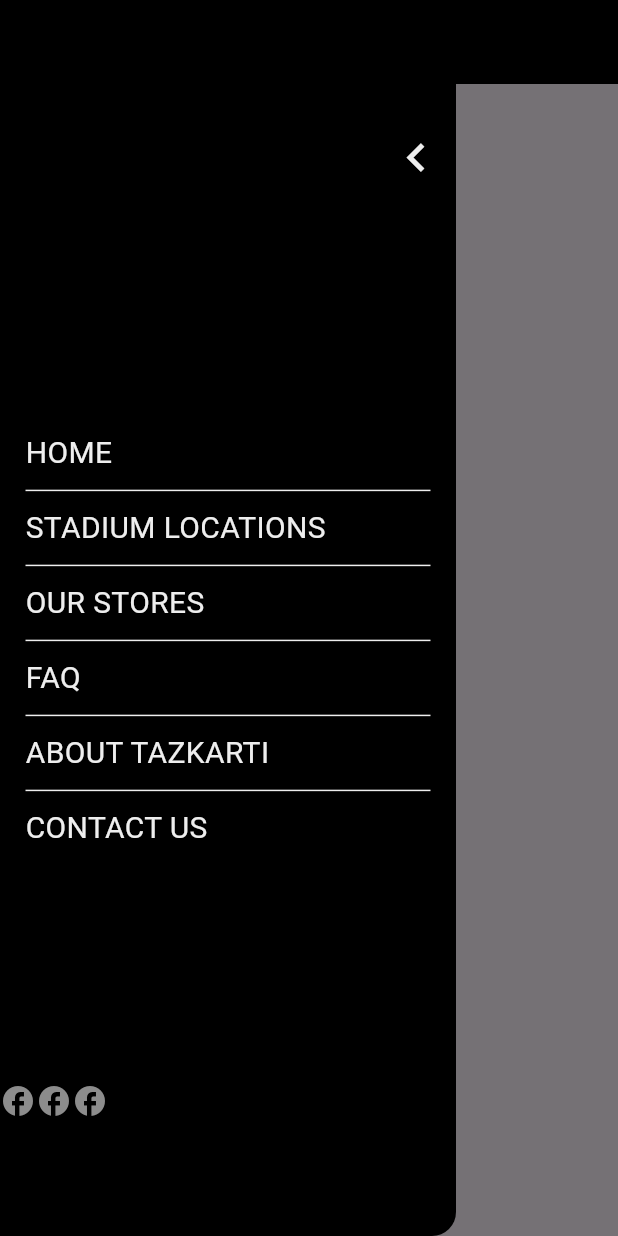
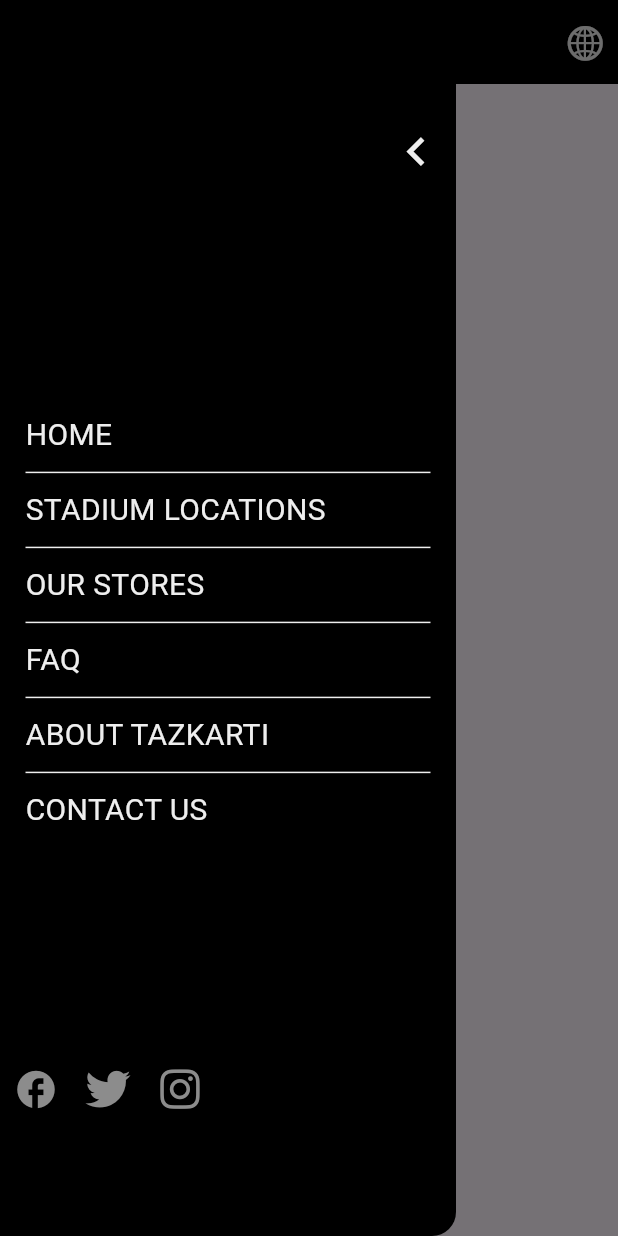
Before and after one commit to kassemdiaa/tazkarti_mobile_app, a Flutter app: the screen it shows after launch, with the side drawer open, on a phone screen of 412 x 824 dp. Run offline on Flutter 3.47's test engine with Material 3 defaults, Android fonts, the phone set to English and light mode, and no system bars; our stand-ins replace flutter_screenutil, font_awesome_flutter.

Commit message:
social media urls

```diff
--- a/lib/features/authentication/login/login_screen.dart
+++ b/lib/features/authentication/login/login_screen.dart
@@ -1,5 +1,6 @@
 import 'package:flutter/cupertino.dart';
 import 'package:flutter/material.dart';
+import 'package:flutter_screenutil/flutter_screenutil.dart';
 import 'package:tazkarti/core/colors/colors.dart';
 import 'package:tazkarti/core/fonts/fonts.dart';
 import 'package:tazkarti/features/sidebar/drawer.dart';
@@ -19,11 +20,16 @@
       key: _scaffoldKey,
       appBar: AppBar(
         backgroundColor: ColorsManeger.black,
+        title: Text('TAZKARTI',style: TextStyle(color: ColorsManeger.green,fontWeight: FontWeight.w700),),
+        actions: [Padding(
+          padding:  EdgeInsets.symmetric(horizontal: 8.w),
+          child: Icon(CupertinoIcons.globe,color: ColorsManeger.white,size: 28,),
+        )],
         leading: IconButton(
           onPressed: () {
             _scaffoldKey.currentState!.openDrawer();
           },
-          icon: Icon(CupertinoIcons.line_horizontal_3,color: ColorsManeger.white,),
+          icon: Icon(CupertinoIcons.line_horizontal_3,color: ColorsManeger.white,size: 26),
         ),
       ),
       drawer: CustomDrawer(),
--- a/lib/features/sidebar/drawer.dart
+++ b/lib/features/sidebar/drawer.dart
@@ -1,8 +1,10 @@
 import 'package:flutter/material.dart';
 import 'package:flutter_screenutil/flutter_screenutil.dart';
+import 'package:font_awesome_flutter/font_awesome_flutter.dart';
 import 'package:tazkarti/core/colors/colors.dart';
 import 'package:tazkarti/core/fonts/fonts.dart';
 import 'package:tazkarti/core/routes/routes.dart';
+import 'package:url_launcher/url_launcher.dart';
 
 class CustomDrawer extends StatefulWidget {
   const CustomDrawer({super.key});
@@ -70,29 +72,63 @@
               SizedBox(height: 10),
               Container(color: ColorsManeger.white, width: 270, height: 1),
               SizedBox(height: 10),
-              InkWell(onTap: () {
-                Navigator.pushNamed(context, RoutesManeger.faqScreen);
-              },child: Text('FAQ', style: FontManeger.eventdetails)),
+              InkWell(
+                onTap: () {
+                  Navigator.pushNamed(context, RoutesManeger.faqScreen);
+                },
+                child: Text('FAQ', style: FontManeger.eventdetails),
+              ),
               SizedBox(height: 10),
               Container(color: ColorsManeger.white, width: 270, height: 1),
               SizedBox(height: 10),
-              InkWell(onTap: () {
-                Navigator.pushNamed(context, RoutesManeger.aboutScreen);
-              },child: Text('ABOUT TAZKARTI', style: FontManeger.eventdetails)),
+              InkWell(
+                onTap: () {
+                  Navigator.pushNamed(context, RoutesManeger.aboutScreen);
+                },
+                child: Text('ABOUT TAZKARTI', style: FontManeger.eventdetails),
+              ),
               SizedBox(height: 10),
               Container(color: ColorsManeger.white, width: 270, height: 1),
               SizedBox(height: 10),
-              InkWell(onTap: () {
-                Navigator.pushNamed(context, RoutesManeger.contactUsScreen);
-              },child: Text('CONTACT US', style: FontManeger.eventdetails)),
+              InkWell(
+                onTap: () {
+                  Navigator.pushNamed(context, RoutesManeger.contactUsScreen);
+                },
+                child: Text('CONTACT US', style: FontManeger.eventdetails),
+              ),
             ],
           ),
           Row(
             mainAxisAlignment: MainAxisAlignment.start,
             children: [
-              Icon(Icons.facebook, color: ColorsManeger.gray),
-              Icon(Icons.facebook, color: ColorsManeger.gray),
-              Icon(Icons.facebook, color: ColorsManeger.gray),
+              IconButton(
+                onPressed: () async {
+                  final url = Uri.parse("https://www.facebook.com/tazkarti");
+
+                  await launchUrl(url, mode: LaunchMode.inAppBrowserView);
+                },
+                icon: Icon(Icons.facebook, color: ColorsManeger.gray,size: 30,),
+              ),
+              IconButton(
+                onPressed: () async {
+                  final url = Uri.parse("https://x.com/Tazkarti");
+
+                  await launchUrl(url, mode: LaunchMode.externalApplication);
+                },
+                icon: Icon(FontAwesomeIcons.twitter, color: ColorsManeger.gray,size: 30,),
+              ),
+              IconButton(
+                onPressed: () async {
+                  final url = Uri.parse("https://www.instagram.com/tazkarti");
+
+                  await launchUrl(url, mode: LaunchMode.externalApplication);
+                },
+                icon: Icon(
+                  FontAwesomeIcons.instagram,
+                  color: ColorsManeger.gray,
+                  size: 30,
+                ),
+              ),
             ],
           ),
         ],
--- a/pubspec.yaml
+++ b/pubspec.yaml
@@ -35,6 +35,8 @@
   # Use with the CupertinoIcons class for iOS style icons.
   cupertino_icons: ^1.0.8
   flutter_screenutil: ^5.9.3
+  font_awesome_flutter: ^10.12.0
+  url_launcher: ^6.3.2
 
 dev_dependencies:
   flutter_test:
```
Also changed, not shown: pubspec.lock.
